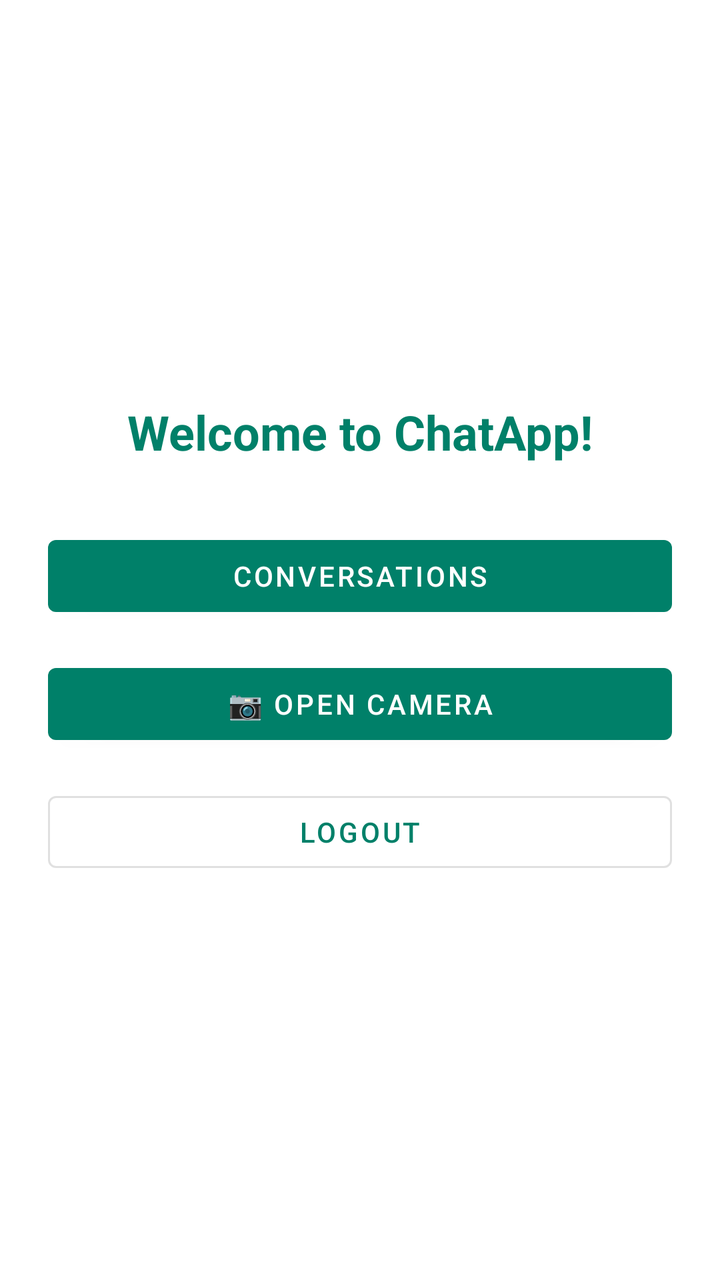
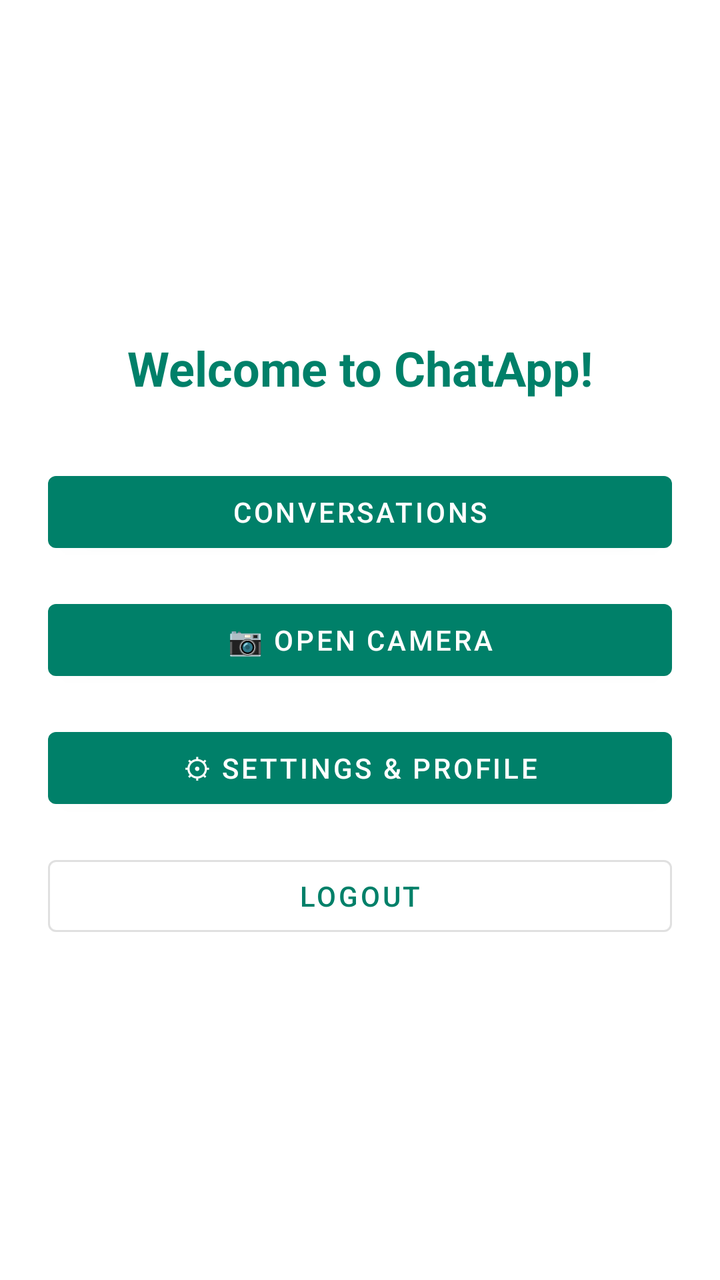

Compare the two renders of this Android layout. The source of the first and the diff that turns it into the second are given below.
<!-- AndroidManifest.xml: application theme Theme.ChatApp -->
<!-- res/layout/activity_home.xml -->
<?xml version="1.0" encoding="utf-8"?>
<LinearLayout xmlns:android="http://schemas.android.com/apk/res/android"
    xmlns:tools="http://schemas.android.com/tools"
    android:layout_width="match_parent"
    android:layout_height="match_parent"
    android:orientation="vertical"
    android:padding="24dp"
    android:gravity="center"
    tools:context=".activities.HomeActivity">

    <TextView
        android:id="@+id/welcome_text"
        android:layout_width="wrap_content"
        android:layout_height="wrap_content"
        android:text="Welcome to ChatApp!"
        android:textSize="24sp"
        android:textStyle="bold"
        android:textColor="@color/purple_700"
        android:layout_marginBottom="32dp" />

    <Button
        android:id="@+id/btn_conversations"
        android:layout_width="match_parent"
        android:layout_height="wrap_content"
        android:text="Conversations"
        android:layout_marginBottom="16dp" />

    <Button
        android:id="@+id/btn_camera"
        android:layout_width="match_parent"
        android:layout_height="wrap_content"
        android:text="📷 Open Camera"
        android:layout_marginBottom="16dp" />

    <Button
        android:id="@+id/btn_logout"
        android:layout_width="match_parent"
        android:layout_height="wrap_content"
        android:text="Logout"
        style="@style/Widget.MaterialComponents.Button.OutlinedButton" />

</LinearLayout>
<!-- resources referenced by this layout -->
<resources>
  <color name="purple_700">#008069</color>
  <style name="Theme.ChatApp" parent="Theme.MaterialComponents.DayNight.DarkActionBar">
          <item name="colorPrimary">@color/purple_700</item>
          <item name="colorPrimaryVariant">@color/purple_700</item>
          <item name="colorOnPrimary">@color/white</item>
          <item name="colorSecondary">@color/teal_200</item>
          <item name="colorSecondaryVariant">@color/teal_700</item>
          <item name="colorOnSecondary">@color/black</item>
          <item name="android:statusBarColor">?attr/colorPrimaryVariant</item>
      </style>
  <color name="white">#FFFFFFFF</color>
  <color name="teal_200">#25D366</color>
  <color name="teal_700">#128C7E</color>
  <color name="black">#FF000000</color>
</resources>

<!-- the commit's change to res/layout/activity_home.xml (unified diff, before → after) -->
@@ -33,6 +33,13 @@
         android:layout_marginBottom="16dp" />
 
     <Button
+        android:id="@+id/btn_settings"
+        android:layout_width="match_parent"
+        android:layout_height="wrap_content"
+        android:text="⚙ Settings &amp; Profile"
+        android:layout_marginBottom="16dp" />
+
+    <Button
         android:id="@+id/btn_logout"
         android:layout_width="match_parent"
         android:layout_height="wrap_content"
